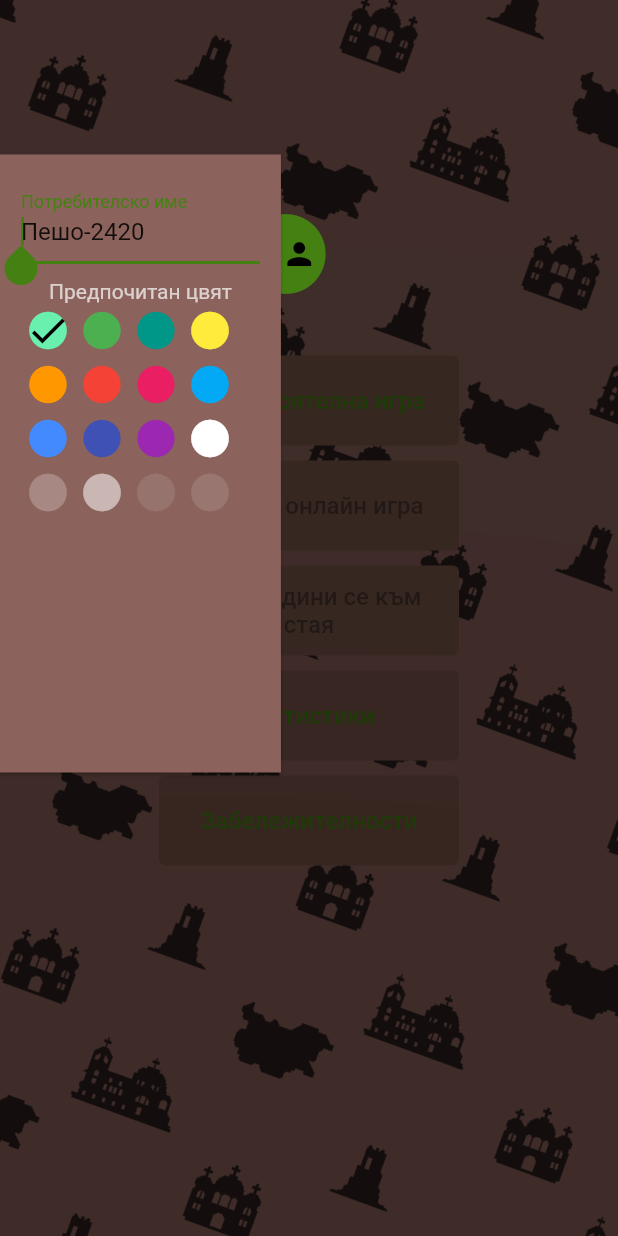
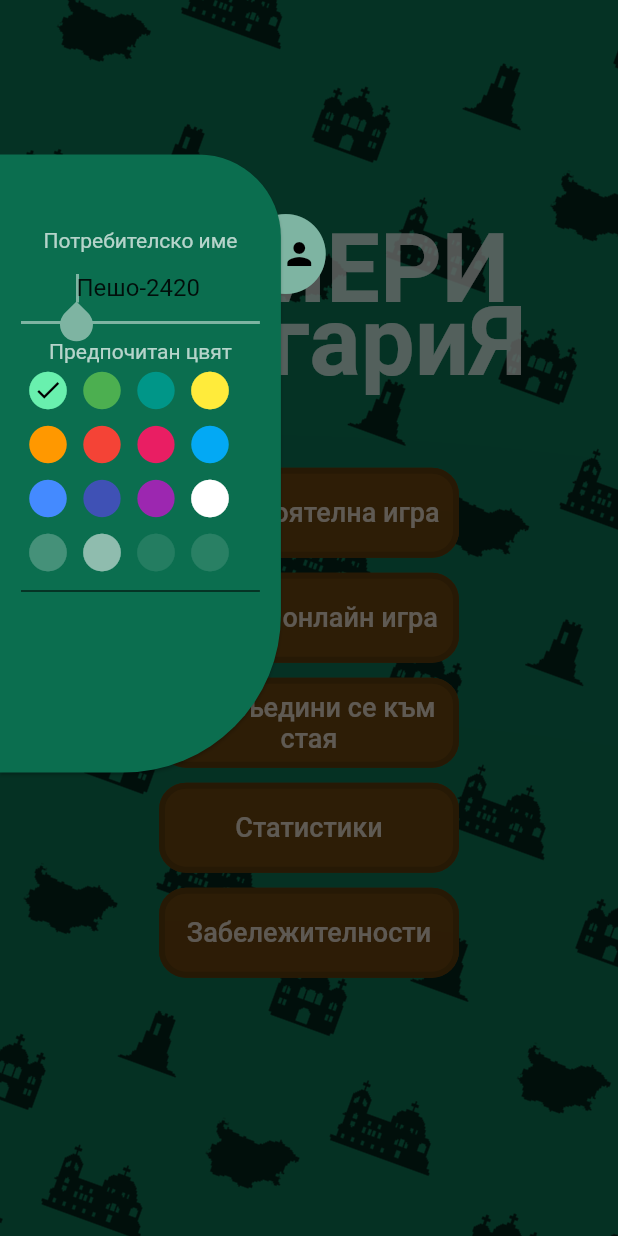
Before and after one commit to guess-bulgaria/guess_bulgaria, a Flutter app: the screen it shows after launch, in the side drawer, after a tap on the "circle" icon, on a phone screen of 412 x 824 dp. Run offline on Flutter 3.47's test engine with Material 2 defaults, Android fonts, the phone set to English and light mode, and no system bars; our stand-ins replace audioplayers, dio, flutter_dotenv, flutter_mobx, google_fonts, mobx and 3 more; missing offline and left inert: mapbox_gl; network calls fail; Roboto replaces fonts that are missing (Amatic Sc).

Commit message:
Moved around files

```diff
--- a/lib/components/color_picker.dart
+++ b/lib/components/color_picker.dart
@@ -42,10 +42,16 @@ class _ColorPickerState extends State<ColorPicker> {
                   padding: EdgeInsets.all(widget.iconMargin),
                   child: i == widget.selectedColor
                       ? Stack(children: [
-                          Icon(Icons.circle,
-                              color: colors[i], size: widget.iconSize),
-                          Icon(Icons.check,
-                              color: Colors.black, size: widget.iconSize)
+                          Center(
+                            child: Icon(Icons.circle,
+                                color: colors[i], size: widget.iconSize),
+                          ),
+                          Container(
+                            margin: const EdgeInsets.only(top: 5, left: 5),
+                            child: Icon(Icons.check,
+                                color: Colors.black,
+                                size: widget.iconSize - 10),
+                          )
                         ])
                       : InkWell(
                           hoverColor: Colors.transparent,
--- /dev/null
+++ b/lib/components/main_page_drawer.dart
@@ -0,0 +1,79 @@
+import 'package:flutter/material.dart';
+import 'package:guess_bulgaria/components/color_picker.dart';
+import 'package:guess_bulgaria/components/open_drawer_button.dart';
+import 'package:guess_bulgaria/storage/user_data.dart';
+
+class MainPageDrawer extends StatefulWidget{
+  final TextEditingController usernameController;
+
+  const MainPageDrawer({Key? key, required this.usernameController}) : super(key: key);
+
+  @override
+  State<StatefulWidget> createState() => _MainPageDrawerState();
+}
+
+class _MainPageDrawerState extends State<MainPageDrawer>{
+
+  void setDefaultColor(int i) async {
+    await UserData().setDefaultColor(i);
+    setState(() => {});
+  }
+
+  @override
+  Widget build(BuildContext context) {
+    return Container(
+      margin: EdgeInsets.only(bottom: MediaQuery.of(context).size.height / 4),
+      width: MediaQuery.of(context).size.width / 2.2,
+      height: MediaQuery.of(context).size.height / 2,
+      child: Stack(
+        children: [
+          Material(
+            color: Colors.transparent,
+            elevation: 1000,
+            child: Stack(
+              clipBehavior: Clip.none,
+              children: [
+                OpenDrawerButton(clickCallback: () => Navigator.pop(context), left: MediaQuery.of(context).size.width / 2.6, top: 24)
+              ],
+            ),
+          ),
+          Positioned(
+            child: Drawer(
+              shape: const RoundedRectangleBorder(
+                borderRadius: BorderRadius.only(
+                    topRight: Radius.circular(55),
+                    bottomRight: Radius.circular(105)),
+              ),
+              backgroundColor: Theme.of(context).colorScheme.secondary,
+              elevation: 1,
+              child: ListView(
+                padding: const EdgeInsets.only(top: 49, left: 14, right: 14),
+                children: [
+                  const Text(
+                    "Потребителско име",
+                    textAlign: TextAlign.center,
+                  ),
+                  TextFormField(
+                    textAlign: TextAlign.center,
+                    controller: widget.usernameController,
+                  ),
+                  Container(
+                    margin: const EdgeInsets.only(top: 10),
+                    child: ColorPicker(
+                      iconMargin: 3,
+                      selectedColor: UserData.defaultColor,
+                      title: "Предпочитан цвят",
+                      onColorChange: setDefaultColor,
+                    ),
+                  ),
+                  const Divider(thickness: 0.7)
+                ],
+              ),
+            ),
+          ),
+        ],
+      ),
+    );
+  }
+
+}
--- a/lib/components/navigation_button.dart
+++ b/lib/components/navigation_button.dart
@@ -1,4 +1,5 @@
 import 'package:flutter/material.dart';
+import 'package:guess_bulgaria/services/audio_service.dart';
 
 class NavigationButton extends StatelessWidget {
   const NavigationButton(
@@ -10,6 +11,11 @@ class NavigationButton extends StatelessWidget {
   final String text;
   final VoidCallback? onPressed;
 
+  void onClick(){
+    AudioService.click();
+    onPressed!();
+  }
+
   @override
   Widget build(BuildContext context) {
     return Container(
@@ -17,15 +23,12 @@ class NavigationButton extends StatelessWidget {
       height: height ?? 60,
       margin: const EdgeInsets.only(bottom: 10),
       child: TextButton(
-        style: ButtonStyle(
-          backgroundColor: MaterialStateProperty.all(Colors.brown),
-        ),
         child: Text(
           text,
-          style: const TextStyle(fontSize: 16),
+          style: TextStyle(fontSize: 18, color: Theme.of(context).secondaryHeaderColor),
           textAlign: TextAlign.center,
         ),
-        onPressed: onPressed,
+        onPressed: onPressed != null ? onClick : null,
       ),
     );
   }
--- /dev/null
+++ b/lib/components/open_drawer_button.dart
@@ -0,0 +1,39 @@
+import 'package:flutter/material.dart';
+
+class OpenDrawerButton extends StatelessWidget {
+  final double? left;
+  final int top;
+  final VoidCallback clickCallback;
+
+  const OpenDrawerButton({Key? key, required this.clickCallback, this.left, this.top = 6}) : super(key: key);
+
+  @override
+  Widget build(BuildContext context) {
+    return Positioned(
+      top: MediaQuery.of(context).size.height / top,
+      left: left ?? -MediaQuery.of(context).size.width / 14,
+      child: InkWell(
+        hoverColor: Colors.transparent,
+        splashColor: Colors.transparent,
+        highlightColor: Colors.transparent,
+        onTap: clickCallback,
+        child: Stack(
+          children: [
+            Align(
+              alignment: Alignment.centerLeft,
+              child: Icon(Icons.circle,
+                  color: Theme.of(context).colorScheme.primary, size: 64),
+            ),
+            Align(
+              alignment: Alignment.centerLeft,
+              child: Container(
+                margin: const EdgeInsets.only(left: 29, top: 20),
+                child: const Icon(Icons.person, color: Colors.black),
+              ),
+            ),
+          ],
+        ),
+      ),
+    );
+  }
+}
--- a/lib/main.dart
+++ b/lib/main.dart
@@ -1,9 +1,10 @@
+import 'package:flutter/foundation.dart';
 import 'package:flutter/material.dart';
 import 'package:flutter/services.dart';
 import 'package:flutter_dotenv/flutter_dotenv.dart';
-import 'package:guess_bulgaria/components/scrolling_background.dart';
 import 'package:guess_bulgaria/configs/env_config.dart';
 import 'package:guess_bulgaria/pages/main_page.dart';
+import 'package:guess_bulgaria/services/audio_service.dart';
 import 'package:guess_bulgaria/storage/user_data.dart';
 import 'package:guess_bulgaria/themes/light_theme.dart';
 import 'package:wakelock/wakelock.dart';
@@ -15,7 +16,19 @@ void main() async {
   SystemChrome.setEnabledSystemUIMode(SystemUiMode.immersiveSticky);
   await UserData().setupUserData();
   Wakelock.enable();
+  loadLicenses();
+  AudioService();
   runApp(const App());
+}
+
+void loadLicenses() {
+  const licenses = {'AmaticSC-OFL': 'google_fonts'};
+  for (var entry in licenses.entries) {
+    LicenseRegistry.addLicense(() async* {
+      final license = await rootBundle.loadString('licenses/${entry.key}.txt');
+      yield LicenseEntryWithLineBreaks([entry.value], license);
+    });
+  }
 }
 
 class App extends StatelessWidget {
@@ -24,9 +37,8 @@ class App extends StatelessWidget {
   @override
   Widget build(BuildContext context) {
     return MaterialApp(
-      title: 'Guess Bulgaria',
-      theme: LightTheme.getTheme(),
-      home: const MainPage()
-    );
+        title: 'Guess Bulgaria',
+        theme: LightTheme.getTheme(),
+        home: const MainPage());
   }
 }
--- a/lib/pages/main_page.dart
+++ b/lib/pages/main_page.dart
@@ -1,6 +1,8 @@
 import 'package:flutter/material.dart';
 import 'package:flutter_mobx/flutter_mobx.dart';
+import 'package:google_fonts/google_fonts.dart';
 import 'package:guess_bulgaria/components/color_picker.dart';
+import 'package:guess_bulgaria/components/main_page_drawer.dart';
 import 'package:guess_bulgaria/components/navigation_button.dart';
 import 'package:guess_bulgaria/components/scrolling_background.dart';
 import 'package:guess_bulgaria/pages/join_lobby_screen.dart';
@@ -9,6 +11,8 @@ import 'package:guess_bulgaria/pages/game_page.dart';
 import 'package:guess_bulgaria/pages/stats_page.dart';
 import 'package:guess_bulgaria/storage/online_checker.dart';
 import 'package:guess_bulgaria/storage/user_data.dart';
+
+import '../components/open_drawer_button.dart';
 
 class MainPage extends StatefulWidget {
   const MainPage({Key? key}) : super(key: key);
@@ -42,53 +46,43 @@ class _MainPageState extends State<MainPage> {
         context, MaterialPageRoute(builder: (context) => const StatsPage()));
   }
 
-  getDrawerButton(VoidCallback callback, {double? left, int top = 6}) {
-    return Positioned(
-      top: MediaQuery.of(context).size.height / top,
-      left: left ?? -MediaQuery.of(context).size.width / 14,
-      child: InkWell(
-        hoverColor: Colors.transparent,
-        splashColor: Colors.transparent,
-        highlightColor: Colors.transparent,
-        onTap: callback,
-        child: Stack(
-          children: [
-            Align(
-              alignment: Alignment.centerLeft,
-              child: Icon(Icons.circle,
-                  color: Theme.of(context).colorScheme.primary, size: 64),
-            ),
-            Align(
-              alignment: Alignment.centerLeft,
-              child: Container(
-                margin: const EdgeInsets.only(left: 29, top: 20),
-                child: const Icon(Icons.person, color: Colors.black),
-              ),
-            ),
-          ],
-        ),
-      ),
-    );
-  }
-
   landmarks() {}
 
   @override
   Widget build(BuildContext context) {
     return Scaffold(
+      resizeToAvoidBottomInset: false,
       backgroundColor: Theme.of(context).colorScheme.secondary,
       body: Builder(
         builder: (context) => Stack(
           clipBehavior: Clip.antiAlias,
           children: [
             const ScrollingBackground(),
-            getDrawerButton(() => Scaffold.of(context).openDrawer(), top: 6),
             Align(
-              alignment: Alignment.center,
+              alignment: Alignment.topCenter,
               child: Column(
-                crossAxisAlignment: CrossAxisAlignment.center,
                 mainAxisAlignment: MainAxisAlignment.center,
                 children: [
+                  Container(
+                    margin: EdgeInsets.only(
+                        bottom: MediaQuery.of(context).size.height / 16,
+                        left: 50,
+                        right: 50),
+                    child: Stack(
+                      children: [
+                        Text(
+                          // "РАЗУЧИ БългариЯ",
+                          // "Познай къде в българия",
+                          "НАМЕРИ БългариЯ",
+                          style: GoogleFonts.amaticSc(
+                              fontSize: 64,
+                              fontWeight: FontWeight.bold,
+                              height: 0.77),
+                          textAlign: TextAlign.center,
+                        )
+                      ],
+                    ),
+                  ),
                   NavigationButton(
                       text: 'Самостоятелна игра', onPressed: playSingle),
                   Observer(builder: (_) {
@@ -106,7 +100,8 @@ class _MainPageState extends State<MainPage> {
                       text: 'Забележителности', onPressed: landmarks),
                 ],
               ),
-            )
+            ),
+            OpenDrawerButton(clickCallback: () => Scaffold.of(context).openDrawer(), top: 6)
           ],
         ),
       ),
@@ -118,58 +113,8 @@ class _MainPageState extends State<MainPage> {
         }
       },
       drawerEnableOpenDragGesture: false,
-      drawer: Container(
-        margin: EdgeInsets.only(bottom: MediaQuery.of(context).size.height / 4),
-        width: MediaQuery.of(context).size.width / 2.2,
-        height: MediaQuery.of(context).size.height / 2,
-        child: Stack(
-          children: [
-            Material(
-              color: Colors.transparent,
-              elevation: 1000,
-              child: Stack(
-                clipBehavior: Clip.none,
-                children: [
-                  getDrawerButton(() => Navigator.pop(context),
-                      left: MediaQuery.of(context).size.width / 2.6, top: 24)
-                ],
-              ),
-            ),
-            Positioned(
-              child: Drawer(
-                backgroundColor: Theme.of(context).colorScheme.secondary,
-                elevation: 1,
-                child: ListView(
-                  padding: const EdgeInsets.all(14),
-                  children: [
-                    TextFormField(
-                      controller: usernameController,
-                      decoration: const InputDecoration(
-                        labelText: "Потребителско име",
-                      ),
-                    ),
-                    Container(
-                      margin: const EdgeInsets.only(top: 10),
-                      child: ColorPicker(
-                        iconMargin: 3,
-                        selectedColor: UserData.defaultColor,
-                        title: "Предпочитан цвят",
-                        onColorChange: setDefaultColor,
-                      ),
-                    )
-                  ],
-                ),
-              ),
-            ),
-          ],
-        ),
-      ),
+      drawer: MainPageDrawer(usernameController: usernameController),
     );
-  }
-
-  void setDefaultColor(int i) async {
-    await UserData().setDefaultColor(i);
-    setState(() => {});
   }
 
   void setUsername() {
--- /dev/null
+++ b/lib/services/audio_service.dart
@@ -0,0 +1,20 @@
+import 'package:audioplayers/audioplayers.dart';
+
+class AudioService {
+  static final AudioCache _player = AudioCache(prefix: 'assets/audio/');
+  static double _volume = 1.0;
+
+  static const _click = 'click.wav';
+
+  AudioService(){
+    _player.loadAll([_click]);
+  }
+
+  static set volume(double value) {
+    _volume = value;
+  }
+
+  static void click() {
+    _player.play(_click, volume: _volume);
+  }
+}
--- a/lib/themes/light_theme.dart
+++ b/lib/themes/light_theme.dart
@@ -3,34 +3,50 @@ import 'package:google_fonts/google_fonts.dart';
 
 class LightTheme {
   static const mainColor = MaterialColor(
-    0xFF448012,
+    0xFF7eb4a2,
     <int, Color>{
-      50: Color(0xFF448012),
-      100: Color(0xFF448012),
-      200: Color(0xFF448012),
-      300: Color(0xFF448012),
-      400: Color(0xFF448012),
-      500: Color(0xFF448012),
-      600: Color(0xFF448012),
-      700: Color(0xFF448012),
-      800: Color(0xFF448012),
-      900: Color(0xFF448012),
+      50: Color(0xFF42a59f),
+      100: Color(0xFF42a59f),
+      200: Color(0xFF42a59f),
+      300: Color(0xFF42a59f),
+      400: Color(0xFF42a59f),
+      500: Color(0xFF42a59f),
+      600: Color(0xFF42a59f),
+      700: Color(0xFF42a59f),
+      800: Color(0xFF42a59f),
+      900: Color(0xFF42a59f),
     },
   );
 
   static const backgroundColor = MaterialColor(
-    0xFF8B635C,
+    0xFF0b6e4f,
     <int, Color>{
-      50: Color(0xFF8B635C),
-      100: Color(0xFF8B635C),
-      200: Color(0xFF8B635C),
-      300: Color(0xFF8B635C),
-      400: Color(0xFF8B635C),
-      500: Color(0xFF8B635C),
-      600: Color(0xFF8B635C),
-      700: Color(0xFF8B635C),
-      800: Color(0xFF8B635C),
-      900: Color(0xFF8B635C),
+      50: Color(0xFF0b6e4f),
+      100: Color(0xFF0b6e4f),
+      200: Color(0xFF0b6e4f),
+      300: Color(0xFF0b6e4f),
+      400: Color(0xFF0b6e4f),
+      500: Color(0xFF0b6e4f),
+      600: Color(0xFF0b6e4f),
+      700: Color(0xFF0b6e4f),
+      800: Color(0xFF0b6e4f),
+      900: Color(0xFF0b6e4f),
+    },
+  );
+
+  static const buttonBackground = MaterialColor(
+    0xFF64400e,
+    <int, Color>{
+      50: Color(0xFF55360a),
+      100: Color(0xFF64400e),
+      200: Color(0xFF64400e),
+      300: Color(0xFF64400e),
+      400: Color(0xFF64400e),
+      500: Color(0xFF64400e),
+      600: Color(0xFF64400e),
+      700: Color(0xFF64400e),
+      800: Color(0xFF64400e),
+      900: Color(0xFF64400e),
     },
   );
 
@@ -39,14 +55,22 @@ class LightTheme {
         // brightness: Brightness.dark,
         primaryColor: mainColor,
         primarySwatch: mainColor,
-        dividerColor: Colors.white38,
+        backgroundColor: buttonBackground,
+        secondaryHeaderColor: Colors.white70,
+        dividerColor: Colors.black,
         colorScheme: ThemeData().colorScheme.copyWith(
               primary: mainColor,
               secondary: backgroundColor,
             ),
         textButtonTheme: TextButtonThemeData(
           style: ButtonStyle(
-            backgroundColor: MaterialStateProperty.all<Color>(Colors.blueAccent),
+            backgroundColor: MaterialStateProperty.all<Color>(buttonBackground),
+            shape: MaterialStateProperty.all<RoundedRectangleBorder>(
+              RoundedRectangleBorder(
+                borderRadius: BorderRadius.circular(18.0),
+                side: BorderSide(color: buttonBackground.shade50, width: 4),
+              ),
+            ),
           ),
         ),
         textTheme: TextTheme(
--- a/pubspec.yaml
+++ b/pubspec.yaml
@@ -43,6 +43,7 @@ dependencies:
   wakelock: ^0.6.1+2
   flutter_mobx: ^2.0.4
   mapbox_gl: ^0.15.0
+  audioplayers: ^0.20.1
 
 dev_dependencies:
   build_runner: ^2.1.7
@@ -72,6 +73,9 @@ flutter:
   assets:
     - .env
     - assets/icons/
+    - assets/audio/
+    - google_fonts/
+    - licenses/
 
   # An image asset can refer to one or more resolution-specific "variants", see
   # https://flutter.dev/assets-and-images/#resolution-aware.
```
Also changed, not shown: lib/components/player_list.dart (+14 -2 lines), licenses/AmaticSC-OFL.txt (added, +93 -0 lines), assets/icons/background.png, assets/icons/bulgaria.png (added), google_fonts/AmaticSC-Bold.ttf (added), pubspec.lock, 3 other files.
